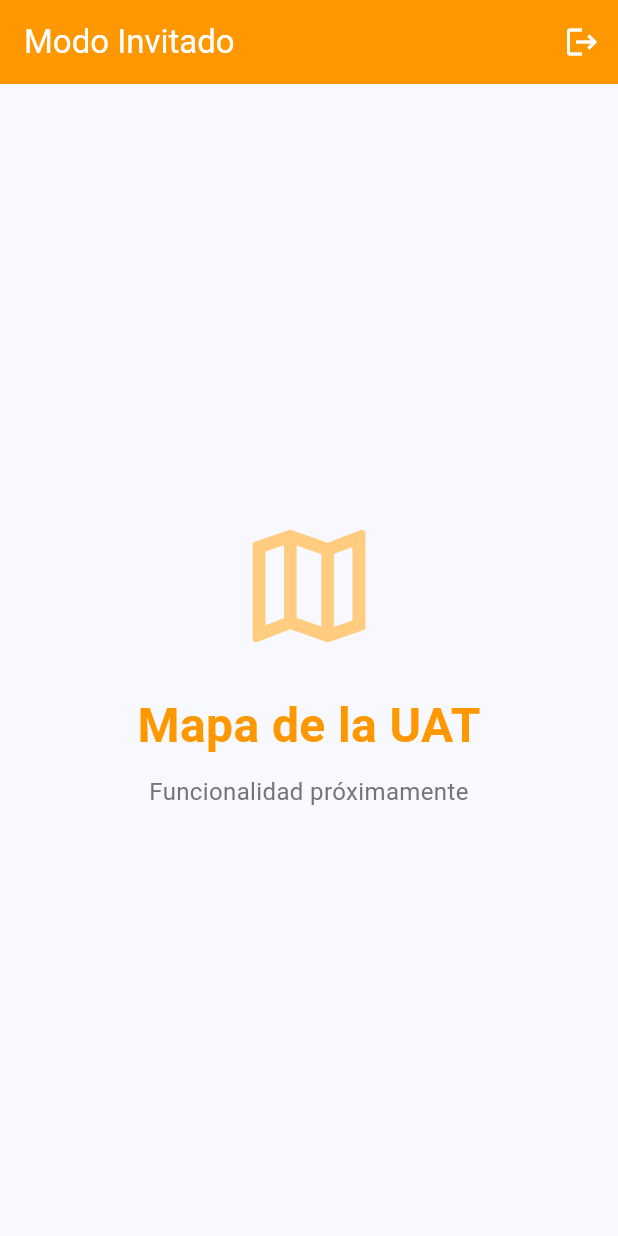
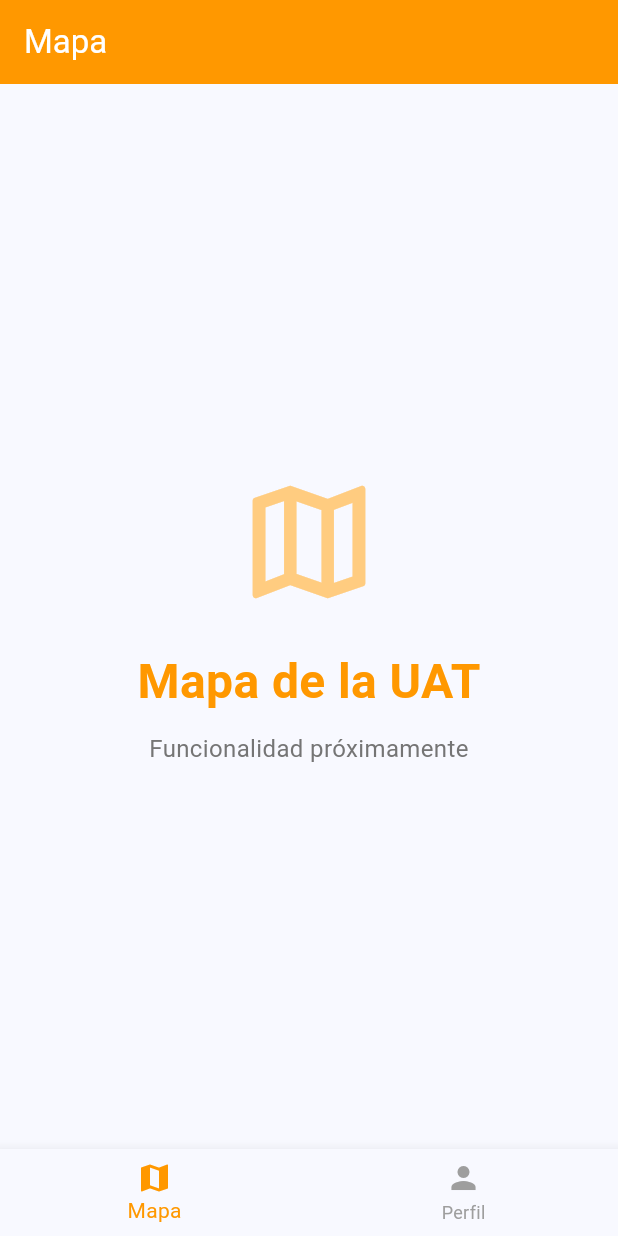
Before and after one commit to BrizueIa/busuat, a Flutter app: the screen it shows after launch, after a tap on "Entrar como Invitado", on a phone screen of 412 x 824 dp. Run offline on Flutter 3.47's test engine with Material 3 defaults, Android fonts, the phone set to English and light mode, and no system bars; our stand-ins replace get, get_storage, supabase_flutter; accounts and stored records are empty.

Commit message:
feat: Implement guest module with new navigation structure, profile view, and verification flow

```diff
--- a/lib/app/modules/guest/guest_controller.dart
+++ b/lib/app/modules/guest/guest_controller.dart
@@ -1,11 +1,50 @@
+import 'package:flutter/material.dart';
 import 'package:get/get.dart';
 import '../../data/repositories/auth_repository.dart';
 
 class GuestController extends GetxController {
   final AuthRepository _authRepository = AuthRepository();
 
+  final RxInt currentIndex = 0.obs; // Inicia en 0 (Mapa)
+
+  void changeTab(int index) {
+    currentIndex.value = index;
+  }
+
   Future<void> logout() async {
     await _authRepository.logout();
     Get.offAllNamed('/login');
   }
+
+  void goToVerifyAccount() {
+    // Mostrar diálogo con opciones para verificar cuenta
+    Get.dialog(
+      AlertDialog(
+        title: const Text('Verificar Cuenta'),
+        content: const Text(
+          '¿Ya tienes una cuenta de estudiante o deseas crear una nueva?',
+        ),
+        actions: [
+          TextButton(
+            onPressed: () {
+              Get.back();
+              Get.offAllNamed('/student-login');
+            },
+            child: const Text('Iniciar Sesión'),
+          ),
+          ElevatedButton(
+            onPressed: () {
+              Get.back();
+              Get.offAllNamed('/register');
+            },
+            style: ElevatedButton.styleFrom(
+              backgroundColor: Colors.orange,
+              foregroundColor: Colors.white,
+            ),
+            child: const Text('Registrarse'),
+          ),
+        ],
+      ),
+    );
+  }
 }
--- a/lib/app/modules/guest/guest_page.dart
+++ b/lib/app/modules/guest/guest_page.dart
@@ -1,76 +1,29 @@
 import 'package:flutter/material.dart';
 import 'package:get/get.dart';
 import 'guest_controller.dart';
+import 'views/guest_map_view.dart';
+import 'views/guest_profile_view.dart';
 
 class GuestPage extends GetView<GuestController> {
   const GuestPage({super.key});
 
   @override
   Widget build(BuildContext context) {
-    return Scaffold(
-      appBar: AppBar(
-        title: const Text('Modo Invitado'),
-        backgroundColor: Colors.orange,
-        foregroundColor: Colors.white,
-        actions: [
-          IconButton(
-            icon: const Icon(Icons.logout),
-            onPressed: () {
-              Get.dialog(
-                AlertDialog(
-                  title: const Text('Cerrar Sesión'),
-                  content: const Text('¿Estás seguro de que deseas salir?'),
-                  actions: [
-                    TextButton(
-                      onPressed: () => Get.back(),
-                      child: const Text('Cancelar'),
-                    ),
-                    TextButton(
-                      onPressed: () {
-                        Get.back();
-                        controller.logout();
-                      },
-                      child: const Text('Salir'),
-                    ),
-                  ],
-                ),
-              );
-            },
-          ),
-        ],
-      ),
-      body: Center(
-        child: SingleChildScrollView(
-          child: Column(
-            mainAxisAlignment: MainAxisAlignment.center,
-            children: [
-              const SizedBox(height: 40),
-              Icon(
-                Icons.map_outlined,
-                size: 100,
-                color: Colors.orange.shade200,
-              ),
-              const SizedBox(height: 20),
-              const Text(
-                'Mapa de la UAT',
-                style: TextStyle(
-                  fontSize: 32,
-                  fontWeight: FontWeight.bold,
-                  color: Colors.orange,
-                ),
-              ),
-              const SizedBox(height: 10),
-              Padding(
-                padding: const EdgeInsets.symmetric(horizontal: 40),
-                child: Text(
-                  'Funcionalidad próximamente',
-                  textAlign: TextAlign.center,
-                  style: TextStyle(fontSize: 16, color: Colors.grey.shade600),
-                ),
-              ),
-              const SizedBox(height: 40),
-            ],
-          ),
+    return Obx(
+      () => Scaffold(
+        body: IndexedStack(
+          index: controller.currentIndex.value,
+          children: const [GuestMapView(), GuestProfileView()],
+        ),
+        bottomNavigationBar: BottomNavigationBar(
+          currentIndex: controller.currentIndex.value,
+          onTap: controller.changeTab,
+          selectedItemColor: Colors.orange,
+          unselectedItemColor: Colors.grey,
+          items: const [
+            BottomNavigationBarItem(icon: Icon(Icons.map), label: 'Mapa'),
+            BottomNavigationBarItem(icon: Icon(Icons.person), label: 'Perfil'),
+          ],
         ),
       ),
     );
--- /dev/null
+++ b/lib/app/modules/guest/views/guest_map_view.dart
@@ -0,0 +1,42 @@
+import 'package:flutter/material.dart';
+
+class GuestMapView extends StatelessWidget {
+  const GuestMapView({super.key});
+
+  @override
+  Widget build(BuildContext context) {
+    return Scaffold(
+      appBar: AppBar(
+        title: const Text('Mapa'),
+        backgroundColor: Colors.orange,
+        foregroundColor: Colors.white,
+      ),
+      body: Center(
+        child: Column(
+          mainAxisAlignment: MainAxisAlignment.center,
+          children: [
+            Icon(Icons.map_outlined, size: 100, color: Colors.orange.shade200),
+            const SizedBox(height: 20),
+            const Text(
+              'Mapa de la UAT',
+              style: TextStyle(
+                fontSize: 32,
+                fontWeight: FontWeight.bold,
+                color: Colors.orange,
+              ),
+            ),
+            const SizedBox(height: 10),
+            Padding(
+              padding: const EdgeInsets.symmetric(horizontal: 40),
+              child: Text(
+                'Funcionalidad próximamente',
+                textAlign: TextAlign.center,
+                style: TextStyle(fontSize: 16, color: Colors.grey.shade600),
+              ),
+            ),
+          ],
+        ),
+      ),
+    );
+  }
+}
--- /dev/null
+++ b/lib/app/modules/guest/views/guest_profile_view.dart
@@ -0,0 +1,315 @@
+import 'package:flutter/material.dart';
+import 'package:get/get.dart';
+import '../guest_controller.dart';
+
+class GuestProfileView extends StatelessWidget {
+  const GuestProfileView({super.key});
+
+  @override
+  Widget build(BuildContext context) {
+    final controller = Get.find<GuestController>();
+
+    return Scaffold(
+      appBar: AppBar(
+        title: const Text('Perfil'),
+        backgroundColor: Colors.grey.shade700,
+        foregroundColor: Colors.white,
+      ),
+      body: SingleChildScrollView(
+        padding: const EdgeInsets.all(24.0),
+        child: Column(
+          children: [
+            const SizedBox(height: 20),
+            // Avatar de invitado
+            Container(
+              width: 120,
+              height: 120,
+              decoration: BoxDecoration(
+                color: Colors.grey.shade300,
+                shape: BoxShape.circle,
+              ),
+              child: Icon(
+                Icons.person_outline,
+                size: 80,
+                color: Colors.grey.shade600,
+              ),
+            ),
+            const SizedBox(height: 20),
+            // Título
+            const Text(
+              'Modo Invitado',
+              style: TextStyle(
+                fontSize: 28,
+                fontWeight: FontWeight.bold,
+                color: Colors.grey,
+              ),
+            ),
+            const SizedBox(height: 8),
+            Container(
+              padding: const EdgeInsets.symmetric(horizontal: 16, vertical: 8),
+              decoration: BoxDecoration(
+                color: Colors.orange.shade50,
+                borderRadius: BorderRadius.circular(20),
+                border: Border.all(color: Colors.orange.shade200),
+              ),
+              child: Row(
+                mainAxisSize: MainAxisSize.min,
+                children: [
+                  Icon(
+                    Icons.info_outline,
+                    size: 18,
+                    color: Colors.orange.shade700,
+                  ),
+                  const SizedBox(width: 8),
+                  Text(
+                    'Cuenta no verificada',
+                    style: TextStyle(
+                      fontSize: 14,
+                      color: Colors.orange.shade900,
+                      fontWeight: FontWeight.w500,
+                    ),
+                  ),
+                ],
+              ),
+            ),
+            const SizedBox(height: 40),
+
+            // Estado de la cuenta
+            _buildSectionCard(
+              title: 'Estado de la Cuenta',
+              icon: Icons.account_circle_outlined,
+              children: [
+                _buildInfoRow(
+                  Icons.person_outline,
+                  'Tipo de cuenta',
+                  'Invitado',
+                  Colors.grey.shade700,
+                ),
+                const Divider(height: 30),
+                _buildInfoRow(
+                  Icons.lock_outline,
+                  'Estado',
+                  'Limitado',
+                  Colors.orange.shade700,
+                ),
+              ],
+            ),
+
+            const SizedBox(height: 30),
+
+            // Mensaje informativo
+            Container(
+              padding: const EdgeInsets.all(20),
+              decoration: BoxDecoration(
+                color: Colors.blue.shade50,
+                borderRadius: BorderRadius.circular(12),
+                border: Border.all(color: Colors.blue.shade200),
+              ),
+              child: Column(
+                children: [
+                  Row(
+                    children: [
+                      Icon(Icons.school, color: Colors.blue.shade700, size: 28),
+                      const SizedBox(width: 12),
+                      Expanded(
+                        child: Text(
+                          '¿Eres estudiante de la UAT?',
+                          style: TextStyle(
+                            color: Colors.blue.shade900,
+                            fontSize: 18,
+                            fontWeight: FontWeight.bold,
+                          ),
+                        ),
+                      ),
+                    ],
+                  ),
+                  const SizedBox(height: 16),
+                  Text(
+                    'Verifica tu cuenta con tu correo institucional para acceder a todas las funcionalidades exclusivas.',
+                    style: TextStyle(
+                      color: Colors.blue.shade900,
+                      fontSize: 14,
+                      height: 1.4,
+                    ),
+                  ),
+                  const SizedBox(height: 20),
+
+                  // Botón de verificar cuenta
+                  SizedBox(
+                    width: double.infinity,
+                    child: ElevatedButton.icon(
+                      onPressed: controller.goToVerifyAccount,
+                      icon: const Icon(Icons.verified_user),
+                      label: const Text(
+                        'Verificar mi Cuenta',
+                        style: TextStyle(
+                          fontSize: 16,
+                          fontWeight: FontWeight.w600,
+                        ),
+                      ),
+                      style: ElevatedButton.styleFrom(
+                        backgroundColor: Colors.orange,
+                        foregroundColor: Colors.white,
+                        padding: const EdgeInsets.symmetric(vertical: 16),
+                        shape: RoundedRectangleBorder(
+                          borderRadius: BorderRadius.circular(12),
+                        ),
+                      ),
+                    ),
+                  ),
+                ],
+              ),
+            ),
+
+            const SizedBox(height: 30),
+
+            // Botón de cerrar sesión
+            SizedBox(
+              width: double.infinity,
+              child: OutlinedButton.icon(
+                onPressed: () {
+                  Get.dialog(
+                    AlertDialog(
+                      title: const Text('Cerrar Sesión'),
+                      content: const Text('¿Estás seguro de que deseas salir?'),
+                      actions: [
+                        TextButton(
+                          onPressed: () => Get.back(),
+                          child: const Text('Cancelar'),
+                        ),
+                        TextButton(
+                          onPressed: () {
+                            Get.back();
+                            controller.logout();
+                          },
+                          child: const Text(
+                            'Salir',
+                            style: TextStyle(color: Colors.red),
+                          ),
+                        ),
+                      ],
+                    ),
+                  );
+                },
+                icon: const Icon(Icons.logout),
+                label: const Text(
+                  'Cerrar Sesión',
+                  style: TextStyle(fontSize: 16, fontWeight: FontWeight.w600),
+                ),
+                style: OutlinedButton.styleFrom(
+                  foregroundColor: Colors.red,
+                  side: const BorderSide(color: Colors.red, width: 2),
+                  padding: const EdgeInsets.symmetric(vertical: 16),
+                  shape: RoundedRectangleBorder(
+                    borderRadius: BorderRadius.circular(12),
+                  ),
+                ),
+              ),
+            ),
+
+            const SizedBox(height: 40),
+          ],
+        ),
+      ),
+    );
+  }
+
+  Widget _buildSectionCard({
+    required String title,
+    required IconData icon,
+    Color? iconColor,
+    required List<Widget> children,
+  }) {
+    return Card(
+      elevation: 2,
+      shape: RoundedRectangleBorder(borderRadius: BorderRadius.circular(12)),
+      child: Padding(
+        padding: const EdgeInsets.all(20.0),
+        child: Column(
+          crossAxisAlignment: CrossAxisAlignment.start,
+          children: [
+            Row(
+              children: [
+                Icon(icon, color: iconColor ?? Colors.orange, size: 24),
+                const SizedBox(width: 12),
+                Text(
+                  title,
+                  style: const TextStyle(
+                    fontSize: 18,
+                    fontWeight: FontWeight.bold,
+                  ),
+                ),
+              ],
+            ),
+            const SizedBox(height: 20),
+            ...children,
+          ],
+        ),
+      ),
+    );
+  }
+
+  Widget _buildInfoRow(
+    IconData icon,
+    String label,
+    String value,
+    Color valueColor,
+  ) {
+    return Row(
+      children: [
+        Icon(icon, color: Colors.grey.shade600, size: 22),
+        const SizedBox(width: 16),
+        Expanded(
+          child: Column(
+            crossAxisAlignment: CrossAxisAlignment.start,
+            children: [
+              Text(
+                label,
+                style: TextStyle(fontSize: 12, color: Colors.grey.shade600),
+              ),
+              const SizedBox(height: 4),
+              Text(
+                value,
+                style: TextStyle(
+                  fontSize: 16,
+                  fontWeight: FontWeight.w600,
+                  color: valueColor,
+                ),
+              ),
+            ],
+          ),
+        ),
+      ],
+    );
+  }
+
+  Widget _buildFeatureRow(IconData icon, String feature, bool isAvailable) {
+    return Row(
+      children: [
+        Icon(
+          isAvailable ? Icons.check_circle : Icons.cancel,
+          color: isAvailable ? Colors.green.shade400 : Colors.red.shade400,
+          size: 24,
+        ),
+        const SizedBox(width: 16),
+        Icon(
+          icon,
+          color: isAvailable ? Colors.grey.shade700 : Colors.grey.shade400,
+          size: 22,
+        ),
+        const SizedBox(width: 12),
+        Expanded(
+          child: Text(
+            feature,
+            style: TextStyle(
+              fontSize: 16,
+              color: isAvailable ? Colors.grey.shade800 : Colors.grey.shade500,
+              fontWeight: FontWeight.w500,
+              decoration: isAvailable ? null : TextDecoration.lineThrough,
+            ),
+          ),
+        ),
+      ],
+    );
+  }
+}
```
Also changed, not shown: 1 other file.
